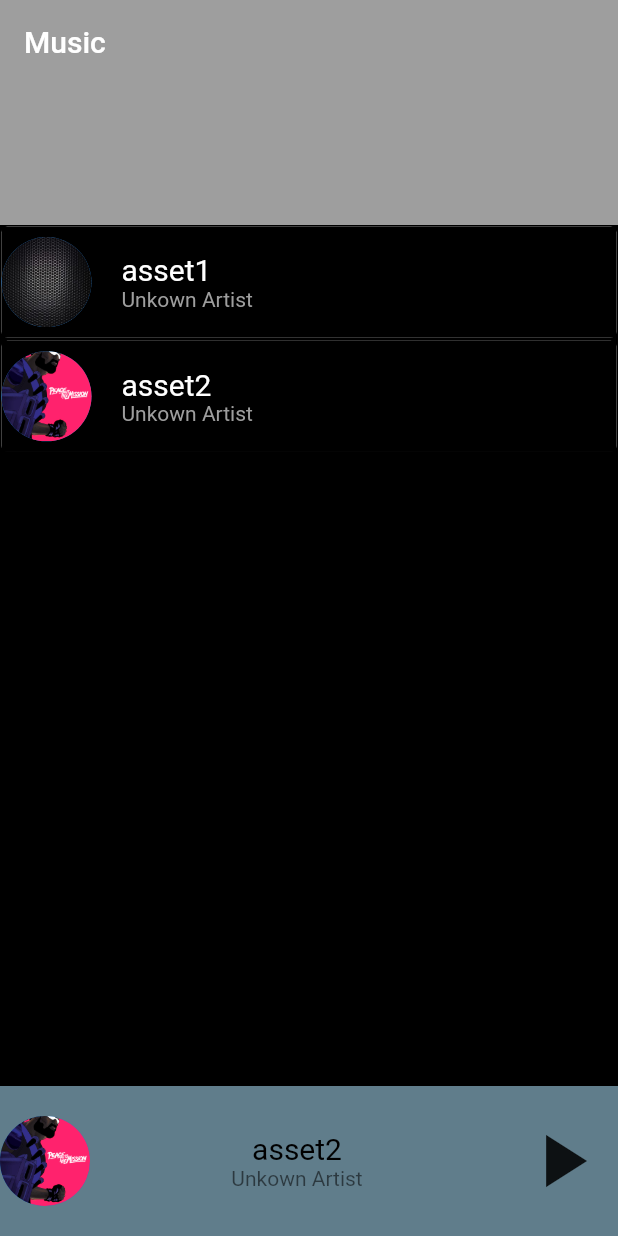
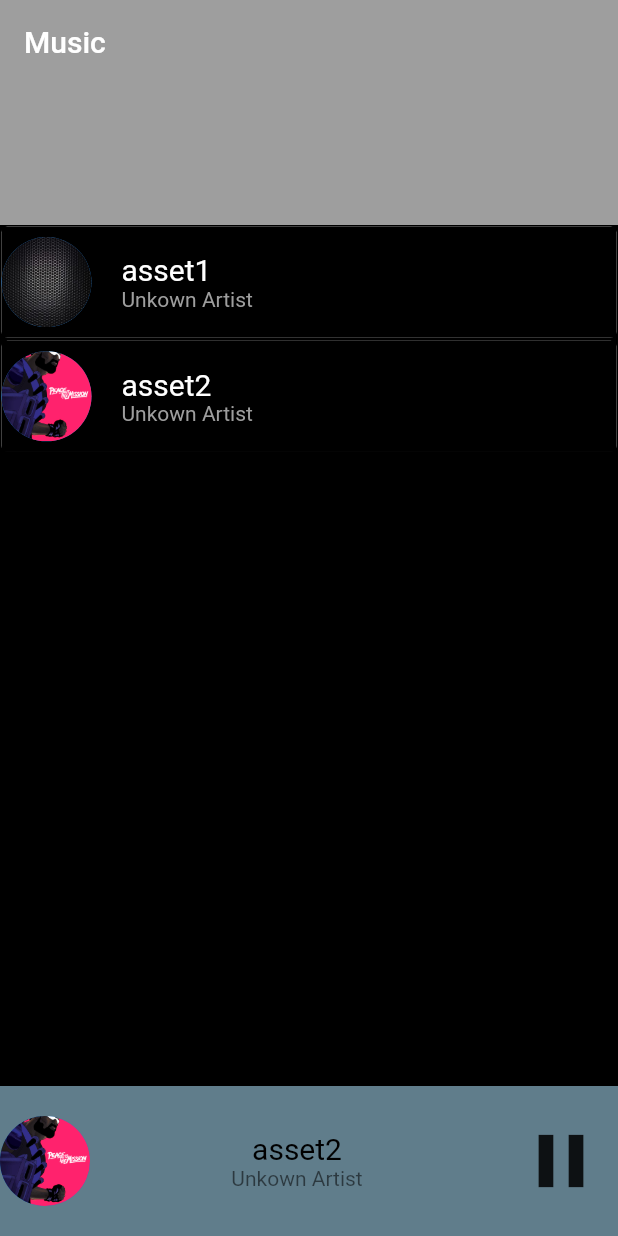
Before and after one commit to sadlerb/music_player, a Flutter app: the screen it shows after launch, after a tap on the "play arrow" icon, on a phone screen of 412 x 824 dp. Run offline on Flutter 3.47's test engine with Material 2 defaults, Android fonts, the phone set to English and light mode, and no system bars; drawn by our look-alikes of sliding_up_panel.

Commit message:
progress was made today

```diff
--- a/lib/pages/detailPage.dart
+++ b/lib/pages/detailPage.dart
@@ -1,16 +1,19 @@
 import 'package:flutter/material.dart';
+import 'package:music_player/services/player.dart';
 import 'package:music_player/services/song.dart';
 
 class DetailPage extends StatefulWidget {
   final Song song;
 
- const DetailPage({@required this.song, Key key}) : super(key: key);
+  final Player player;
+  bool playing;
+
+  DetailPage(
+      {@required this.song, @required this.player, @required this.playing, Key key})
+      : super(key: key);
 
   @override
   _DetailPageState createState() => _DetailPageState();
-
-
-
 }
 
 class _DetailPageState extends State<DetailPage> {
@@ -62,7 +65,8 @@ class _DetailPageState extends State<DetailPage> {
                             height: 250.0,
                             decoration: BoxDecoration(
                               image: DecorationImage(
-                                  image: AssetImage(widget.song.getImageLocation()),
+                                image:
+                                    AssetImage(widget.song.getImageLocation()),
                               ),
                             ),
                           ),
@@ -122,9 +126,14 @@ class _DetailPageState extends State<DetailPage> {
                     ),
                     IconButton(
                       iconSize: 90.0,
-                        icon: Icon(Icons.play_arrow),
+                      icon:
+                          Icon(widget.playing ? Icons.pause : Icons.play_arrow),
                       color: Colors.white,
-                        onPressed: () {},
+                      onPressed: () {
+                        setState(() {
+                          widget.playing = !widget.playing;
+                        });
+                      },
                     ),
                     IconButton(
                       iconSize: 30.0,
--- a/lib/pages/home.dart
+++ b/lib/pages/home.dart
@@ -1,5 +1,6 @@
 import 'package:flutter/material.dart';
 import 'package:music_player/pages/detailPage.dart';
+import 'package:music_player/services/player.dart';
 import 'package:music_player/services/song.dart';
 import 'package:music_player/services/songCard.dart';
 import 'package:sliding_up_panel/sliding_up_panel.dart';
@@ -25,13 +26,23 @@ class _HomeState extends State<Home> {
       fileLocation: "assets/asset2.mp3",
       imageLocation: "assets/cover.png");
 
+    Player player;
+
+    bool playing = false;
   @override
   Widget build(BuildContext context) {
     return Scaffold(
       backgroundColor: Colors.black,
       body: SlidingUpPanel(
+        onPanelClosed: () {
+          setState(() {
+
+          });
+        },
         maxHeight: MediaQuery.of(context).size.height,
         panel: DetailPage(
+          player: player,
+          playing: playing,
           song: currentSong,
         ),
         collapsed: Container(
@@ -63,10 +74,12 @@ class _HomeState extends State<Home> {
               ),
               IconButton(
                 iconSize: 60.0,
-                icon: Icon(
-                  Icons.play_arrow,
-                ),
-                onPressed: () {},
+                icon: Icon(playing ? Icons.pause: Icons.play_arrow),
+                onPressed: () {
+                  setState(() {
+                    playing = !playing;
+                  });
+                },
               )
             ],
           ),
```
Lines whose indentation alone changed are shown as unchanged.
